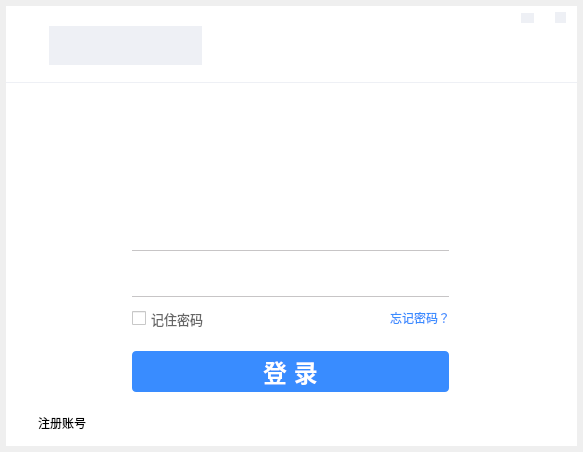
This is tcpclient.ui in HustGw/CLLLLLLLSAFFFFFEWINN as Qt 5 draws it before an edit. The edited form follows.
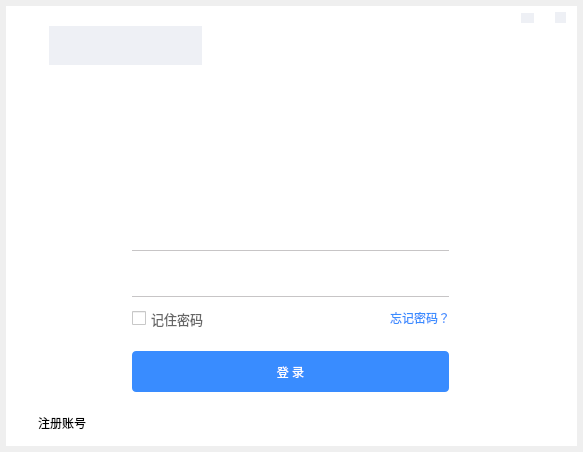
This is the edited form. Icons and pictures are not drawn.

```diff
--- a/tcpclient.ui
+++ b/tcpclient.ui
@@ -36,7 +36,11 @@
      </rect>
     </property>
     <property name="styleSheet">
-     <string notr="true">background-color: rgb(57, 140, 255);font-size:18pt;font-weight:bold;border-radius:4px;color:white;</string>
+     <string notr="true">background-color: rgb(57, 140, 255);;
+font: 22px &quot;黑体&quot;;
+border-radius:4px;
+color:white;
+</string>
     </property>
     <property name="text">
      <string>登 录</string>
@@ -79,7 +83,7 @@
     </property>
     <property name="styleSheet">
      <string notr="true">border-image: url(:/new/login/pictures/login_background.png);
-border-bottom:1px solid rgb(238,240,245)</string>
+</string>
     </property>
     <widget class="QLabel" name="label_7">
      <property name="geometry">
@@ -167,7 +171,7 @@
       <x>167</x>
       <y>222</y>
       <width>200</width>
-      <height>17</height>
+      <height>22</height>
      </rect>
     </property>
     <property name="styleSheet">
@@ -248,7 +252,7 @@
       <x>167</x>
       <y>266</y>
       <width>200</width>
-      <height>18</height>
+      <height>22</height>
      </rect>
     </property>
     <property name="styleSheet">
```
Left out of the diff: 6 changed lines with no effect on the pictures.
